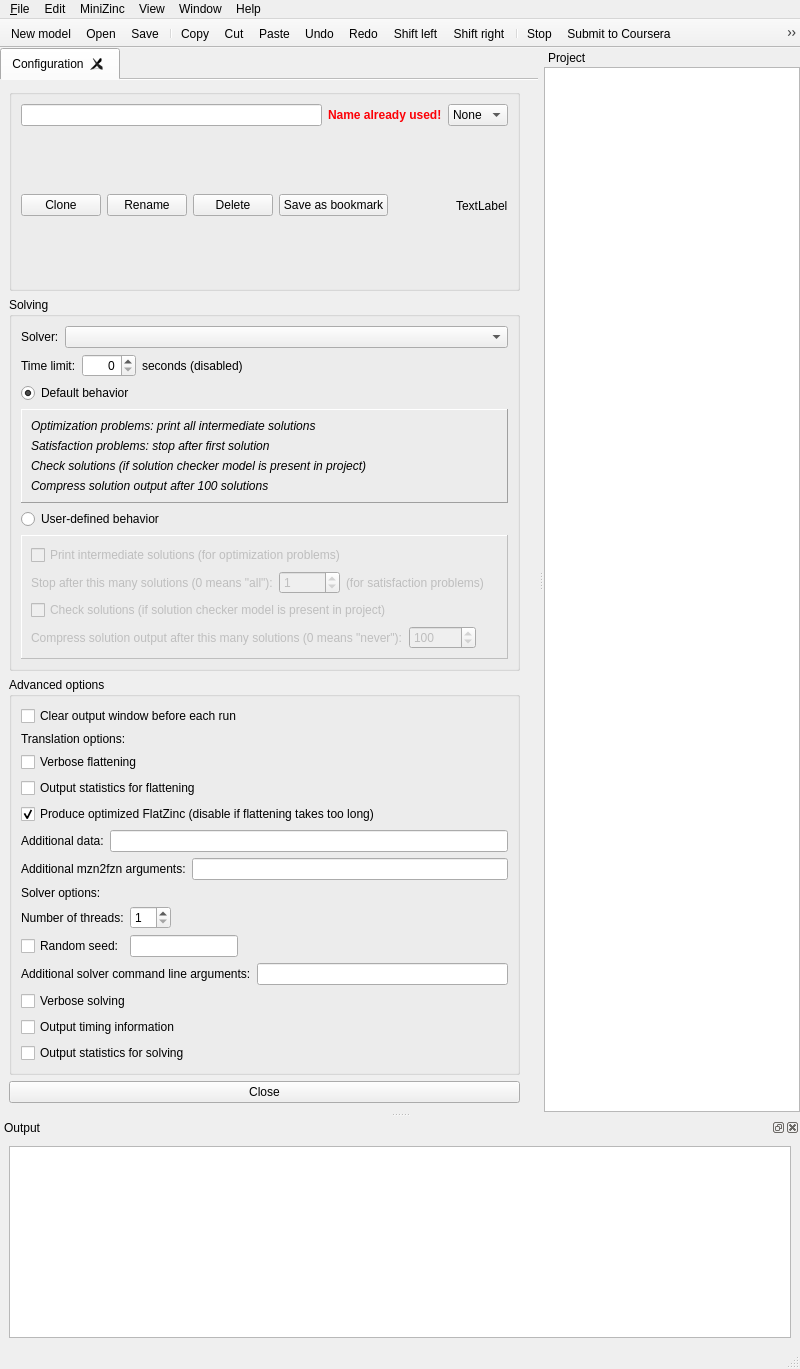
This is MiniZincIDE/mainwindow.ui in MiniZinc/MiniZincIDE as Qt 5 draws it before an edit. The edited form follows.
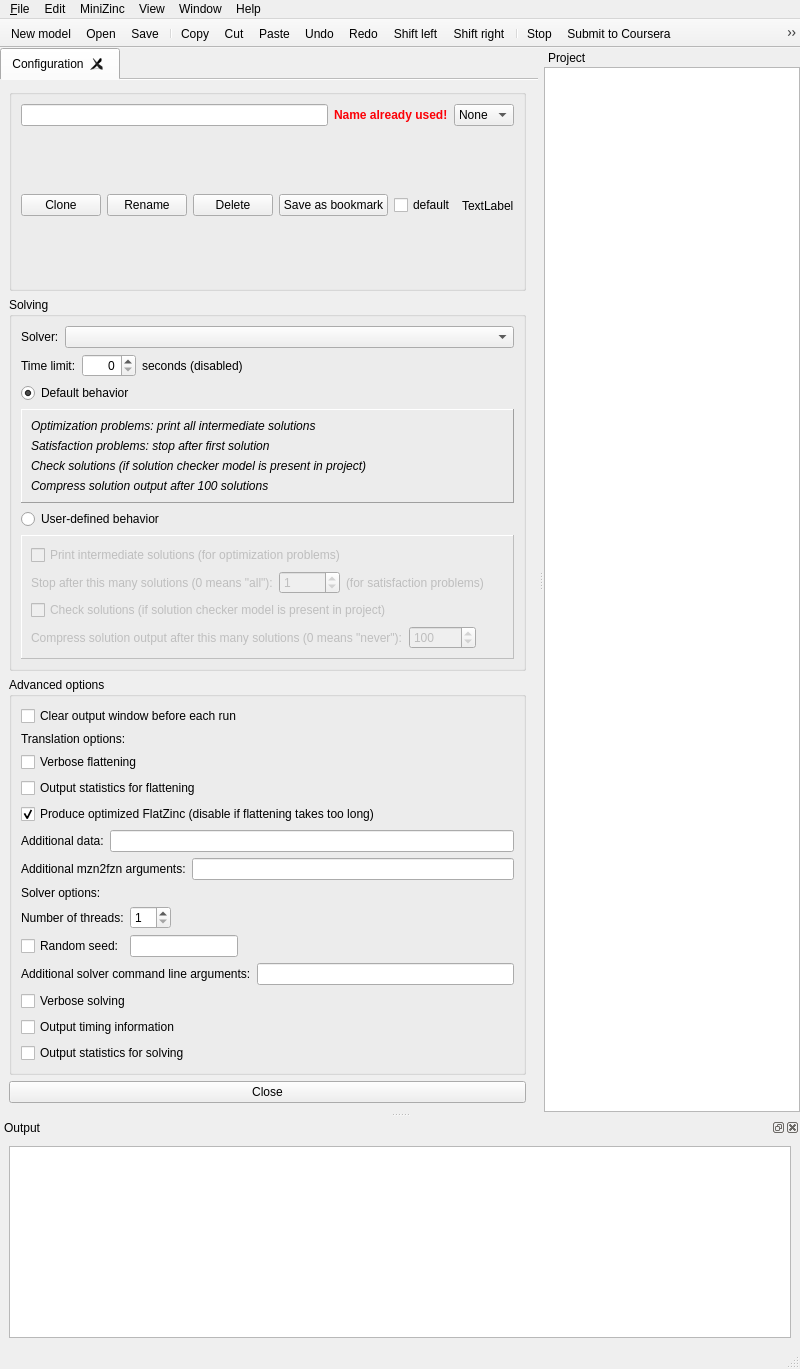
This is the edited form. Icons and pictures are not drawn. Custom widgets are drawn as their Qt base class.

Commit message: Remove "default" checkbox from solver dialog and add it to solver configuration dialog instead

What changed in the file:
```diff
--- a/MiniZincIDE/mainwindow.ui
+++ b/MiniZincIDE/mainwindow.ui
@@ -140,7 +140,7 @@
                 </layout>
                </item>
                <item>
-                <layout class="QHBoxLayout" name="horizontalLayout_2_2" stretch="0,0,0,0,0,0">
+                <layout class="QHBoxLayout" name="horizontalLayout_2_2" stretch="0,0,0,0,0,0,0">
                  <property name="spacing">
                   <number>-1</number>
                  </property>
@@ -175,6 +175,13 @@
                    </property>
                   </widget>
                  </item>
+                 <item>
+                  <widget class="QCheckBox" name="conf_default">
+                   <property name="text">
+                    <string>default</string>
+                   </property>
+                  </widget>
+                 </item>
                  <item>
                   <spacer name="horizontalSpacer_5">
                    <property name="orientation">
```
The commit also changes 5 other files.
